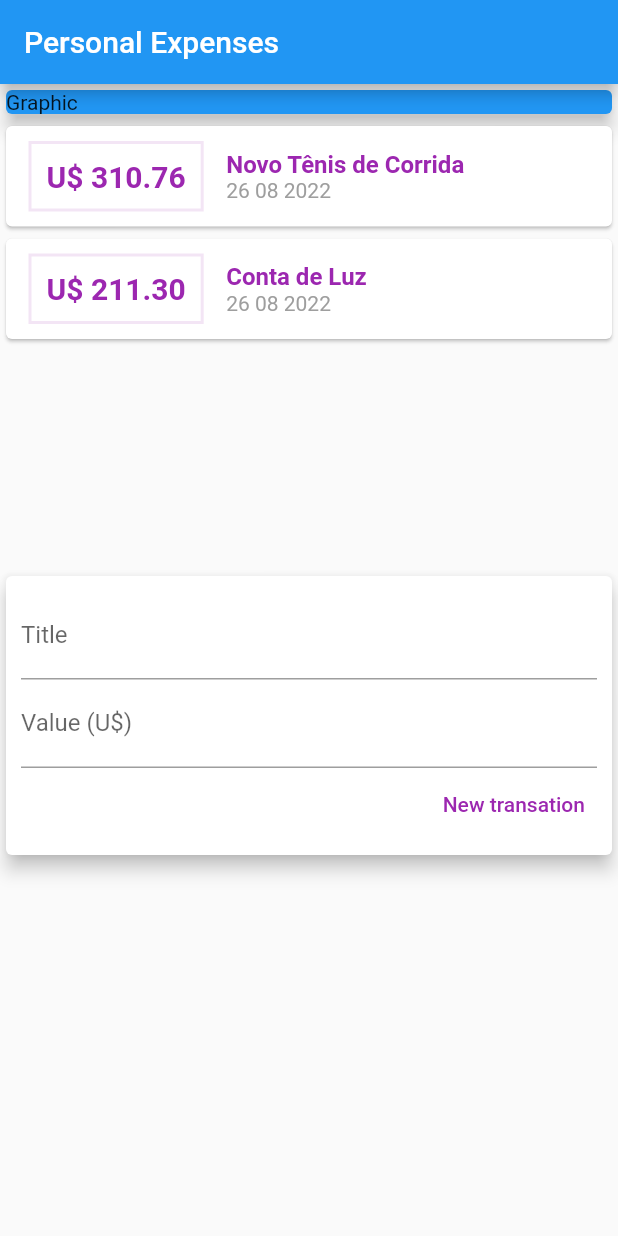
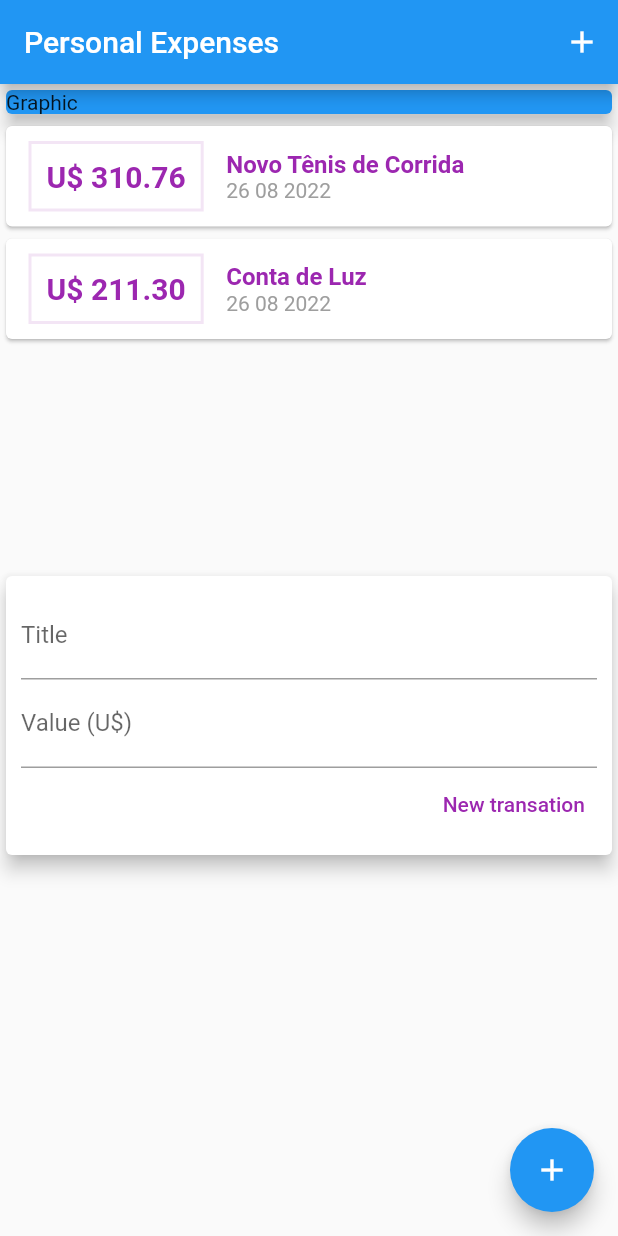
Before and after one commit to cadumeneses/personal_expenses, a Flutter app: the screen it shows after launch, on a phone screen of 412 x 824 dp. Run offline on Flutter 3.47's test engine with Material 2 defaults, Android fonts, the phone set to English and light mode, and no system bars.

Commit message:
feat: add button

```diff
--- a/lib/main.dart
+++ b/lib/main.dart
@@ -20,6 +20,12 @@ class MyHomePage extends StatelessWidget {
     return Scaffold(
       appBar: AppBar(
         title: const Text('Personal Expenses'),
+        actions:[
+          IconButton(
+            onPressed: () {},
+            icon: const Icon(Icons.add),
+          )
+        ],
       ),
       body: SingleChildScrollView(
         child: Column(
@@ -36,6 +42,10 @@ class MyHomePage extends StatelessWidget {
           ],
         ),
       ),
+      floatingActionButton: FloatingActionButton(
+        onPressed: () {},
+        child: const Icon(Icons.add),
+      ),
     );
   }
 }
```
